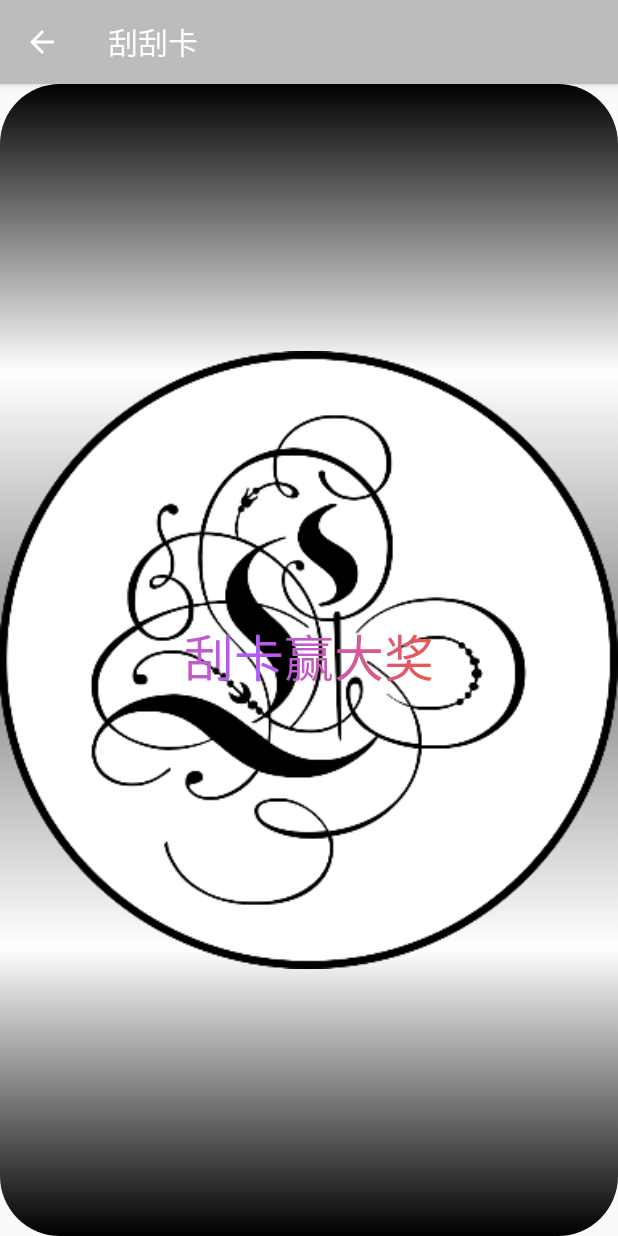
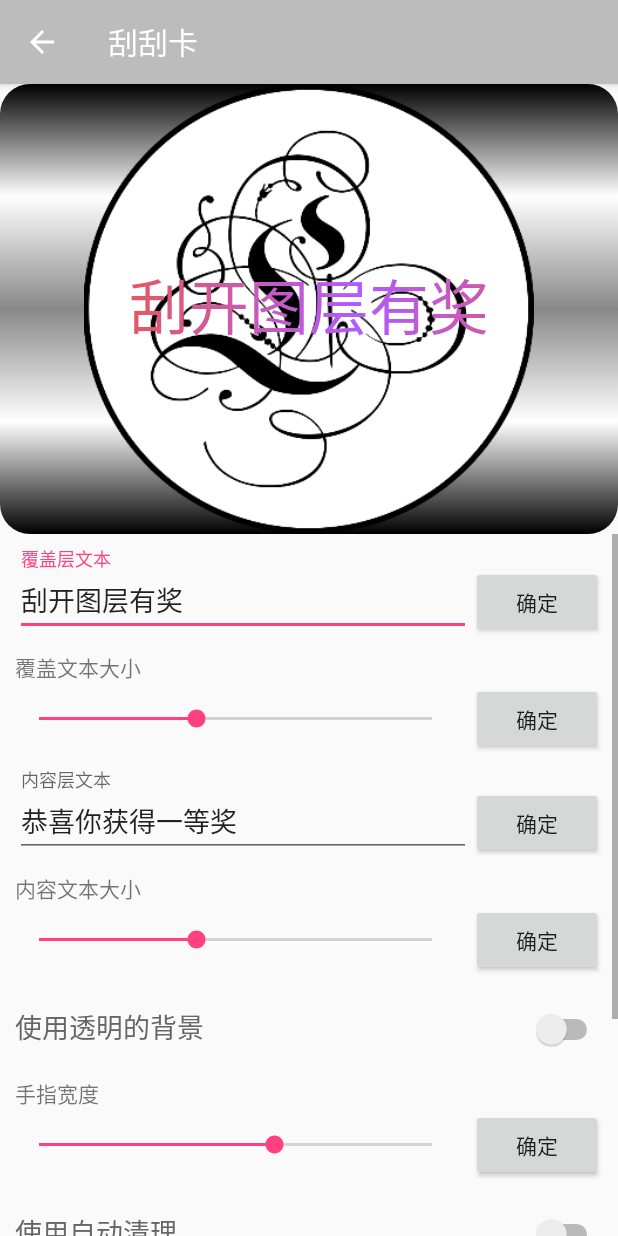
Before and after one commit to Mr-XiaoLiang/LView-AS, an Android app: the ScratchCardActivity screen opened directly, with no data from a screen before it, on a phone screen of 412 x 824 dp. Run offline under Robolectric (Android 15) with nearby library versions, the phone set to English and light mode, and no system bars.

Commit message:
刮刮卡的初步第二版，基本功能测试完毕，自动清理功能已完成。全部功能稳定性有待测试

```diff
--- a/app/src/main/java/mr_xiaoliang/com/github/lview_as/ScratchCardActivity.java
+++ b/app/src/main/java/mr_xiaoliang/com/github/lview_as/ScratchCardActivity.java
@@ -42,36 +42,36 @@ public class ScratchCardActivity extends AppCompatActivity implements SeekBar.On
         setSupportActionBar(toolbar);
         getSupportActionBar().setDisplayHomeAsUpEnabled(true);
         scratchCard = (LScratchCard) findViewById(R.id.scratchcard);
-//        mulchText = (TextView) findViewById(R.id.mulch_text);
-//        valueText = (TextView) findViewById(R.id.value_text);
-//        mulchBtn = (Button) findViewById(R.id.mulch_btn);
-//        valueBtn = (Button) findViewById(R.id.value_btn);
-//        mulchTextSizeBar = (SeekBar) findViewById(R.id.mulch_size);
-//        valueTextSizeBar = (SeekBar) findViewById(R.id.value_size);
-//        touchWidthBar = (SeekBar) findViewById(R.id.touch_width);
-//        autoCleanSizeBar = (SeekBar) findViewById(R.id.auto_clean_size);
-//        roundRadiusBar = (SeekBar) findViewById(R.id.round_radius);
-//        mulchTextSizeBarBtn = (Button) findViewById(R.id.mulch_size_btn);
-//        valueTextSizeBarBtn = (Button) findViewById(R.id.value_size_btn);
-//        touchWidthBarBtn = (Button) findViewById(R.id.touch_width_btn);
-//        autoCleanSizeBarBtn = (Button) findViewById(R.id.auto_clean_size_btn);
-//        roundRadiusBarBtn = (Button) findViewById(R.id.round_radius_btn);
-//        transparentBg = (Switch) findViewById(R.id.transparent_bg);
-//        autoClean = (Switch) findViewById(R.id.auto_clean);
-//        mulchBtn.setOnClickListener(this);
-//        valueBtn.setOnClickListener(this);
-//        mulchTextSizeBarBtn.setOnClickListener(this);
-//        valueTextSizeBarBtn.setOnClickListener(this);
-//        touchWidthBarBtn.setOnClickListener(this);
-//        autoCleanSizeBarBtn.setOnClickListener(this);
-//        roundRadiusBarBtn.setOnClickListener(this);
-//        mulchTextSizeBar.setOnSeekBarChangeListener(this);
-//        valueTextSizeBar.setOnSeekBarChangeListener(this);
-//        touchWidthBar.setOnSeekBarChangeListener(this);
-//        autoCleanSizeBar.setOnSeekBarChangeListener(this);
-//        roundRadiusBar.setOnSeekBarChangeListener(this);
-//        transparentBg.setOnCheckedChangeListener(this);
-//        autoClean.setOnCheckedChangeListener(this);
+        mulchText = (TextView) findViewById(R.id.mulch_text);
+        valueText = (TextView) findViewById(R.id.value_text);
+        mulchBtn = (Button) findViewById(R.id.mulch_btn);
+        valueBtn = (Button) findViewById(R.id.value_btn);
+        mulchTextSizeBar = (SeekBar) findViewById(R.id.mulch_size);
+        valueTextSizeBar = (SeekBar) findViewById(R.id.value_size);
+        touchWidthBar = (SeekBar) findViewById(R.id.touch_width);
+        autoCleanSizeBar = (SeekBar) findViewById(R.id.auto_clean_size);
+        roundRadiusBar = (SeekBar) findViewById(R.id.round_radius);
+        mulchTextSizeBarBtn = (Button) findViewById(R.id.mulch_size_btn);
+        valueTextSizeBarBtn = (Button) findViewById(R.id.value_size_btn);
+        touchWidthBarBtn = (Button) findViewById(R.id.touch_width_btn);
+        autoCleanSizeBarBtn = (Button) findViewById(R.id.auto_clean_size_btn);
+        roundRadiusBarBtn = (Button) findViewById(R.id.round_radius_btn);
+        transparentBg = (Switch) findViewById(R.id.transparent_bg);
+        autoClean = (Switch) findViewById(R.id.auto_clean);
+        mulchBtn.setOnClickListener(this);
+        valueBtn.setOnClickListener(this);
+        mulchTextSizeBarBtn.setOnClickListener(this);
+        valueTextSizeBarBtn.setOnClickListener(this);
+        touchWidthBarBtn.setOnClickListener(this);
+        autoCleanSizeBarBtn.setOnClickListener(this);
+        roundRadiusBarBtn.setOnClickListener(this);
+        mulchTextSizeBar.setOnSeekBarChangeListener(this);
+        valueTextSizeBar.setOnSeekBarChangeListener(this);
+        touchWidthBar.setOnSeekBarChangeListener(this);
+        autoCleanSizeBar.setOnSeekBarChangeListener(this);
+        roundRadiusBar.setOnSeekBarChangeListener(this);
+        transparentBg.setOnCheckedChangeListener(this);
+        autoClean.setOnCheckedChangeListener(this);
 
         builder = new LScratchCardOption.Builder();
         builder.setBackgroundColor(Color.parseColor("#00E3E3"),Color.parseColor("#6FB7B7"),Color.parseColor("#84C1FF"))
@@ -82,18 +82,16 @@ public class ScratchCardActivity extends AppCompatActivity implements SeekBar.On
                 .setRoundRadius(20)
                 .setValueImg(BitmapFactory.decodeResource(res,R.mipmap.ic_liang))
                 .setValueImgScaleType(ImageView.ScaleType.CENTER_INSIDE)
-                .setText("恭喜你获得一等奖")
+                .setText(valueText.getText().toString())
                 .setTextColor(Color.BLUE,Color.RED,Color.CYAN)
                 .setMulchColor(Color.BLACK,Color.WHITE,Color.GRAY,Color.WHITE,Color.BLACK)
                 .setMulchImg(BitmapFactory.decodeResource(res,R.mipmap.ic_launcher))
                 .setMulchImgScaleType(ImageView.ScaleType.CENTER_INSIDE)
-                .setMulchText("刮卡赢大奖")
+                .setMulchText(mulchText.getText().toString())
                 .setMulchTextColor(Color.parseColor("#FF5809"),Color.parseColor("#B15BFF"))
-                .setMulchTextSize(50)
-                .setAutoClean(50)
-                .setAutoCleanEnable(true)
-                .setRoundRadius(60)
-                .setTouchWdth(60);
+                .setMulchTextSize(mulchTextSizeBar.getProgress()*3)
+                .setRoundRadius(roundRadiusBar.getProgress()*3)
+                .setTouchWdth(touchWidthBar.getProgress()*3);
         scratchCard.setOption(new LScratchCardOption(builder));
     }
 
@@ -155,19 +153,19 @@ public class ScratchCardActivity extends AppCompatActivity implements SeekBar.On
     public void onClick(View v) {
         switch (v.getId()){
             case R.id.mulch_btn:
-                scratchCard.setMulchText(mulchText.getText().toString());
+                builder.setMulchText(mulchText.getText().toString());
                 break;
             case R.id.value_btn:
-                scratchCard.setValueText(valueText.getText().toString());
+                builder.setText(valueText.getText().toString());
                 break;
             case R.id.mulch_size_btn:
-                builder.setMulchTextSize(mulchTextSizeBar.getProgress());
+                builder.setMulchTextSize(mulchTextSizeBar.getProgress()*3);
                 break;
             case R.id.value_size_btn:
-                builder.setTextSize(valueTextSizeBar.getProgress());
+                builder.setTextSize(valueTextSizeBar.getProgress()*3);
                 break;
             case R.id.touch_width_btn:
-                builder.setTouchWdth(touchWidthBar.getProgress());
+                builder.setTouchWdth(touchWidthBar.getProgress()*3);
                 break;
             case R.id.auto_clean_size_btn:
                 builder.setAutoClean(autoCleanSizeBar.getProgress()*1.0f/100);
--- a/app/src/main/java/mr_xiaoliang/com/github/lview_as/view/LScratchCard.java
+++ b/app/src/main/java/mr_xiaoliang/com/github/lview_as/view/LScratchCard.java
@@ -94,7 +94,7 @@ public class LScratchCard extends View {
         if(option == null||width<1||height<1)
             return;
         if(noMulch){//如果清除遮罩，那么直接绘制结果
-            canvas.drawRect(0,0,width,height,valuePaint);
+            canvas.drawRoundRect(0,0,width,height,option.roundRadius,option.roundRadius,valuePaint);
             return;
         }
         if(option.transparentBg){
@@ -550,6 +550,7 @@ public class LScratchCard extends View {
     public void setMulchText(String mulchText) {
         this.mulchText = mulchText;
         initMuich();
+        invalidate();
     }
 
     /**
@@ -559,6 +560,7 @@ public class LScratchCard extends View {
     public void setValueText(String valueText) {
         this.valueText = valueText;
         initValue();
+        invalidate();
     }
 
     /**
@@ -568,6 +570,7 @@ public class LScratchCard extends View {
     public void setOption(LScratchCardOption option) {
         this.option = option;
         init();
+        invalidate();
     }
 
     /**
--- a/app/src/main/res/layout/l_scratch_card.xml
+++ b/app/src/main/res/layout/l_scratch_card.xml
@@ -16,10 +16,9 @@
     </android.support.design.widget.AppBarLayout>
     <mr_xiaoliang.com.github.lview_as.view.LScratchCard
         android:layout_width="match_parent"
-        android:layout_height="match_parent"
+        android:layout_height="300dp"
         android:id="@+id/scratchcard"/>
     <ScrollView
-        android:visibility="gone"
         android:layout_width="match_parent"
         android:layout_height="match_parent">
 
```
